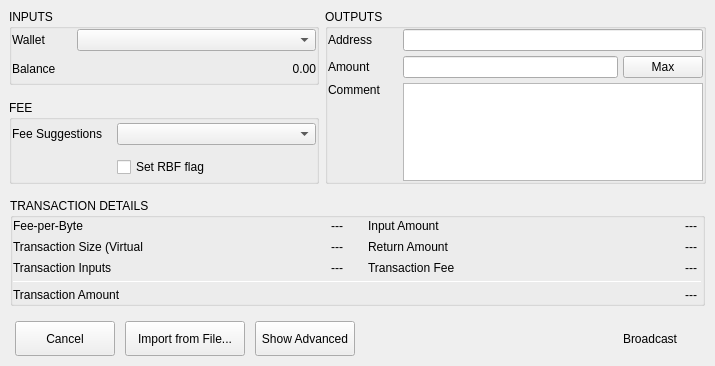
Old version of the form BlockSettleUILib/CreateTransactionDialogSimple.ui in the repository BlockSettle/terminal.
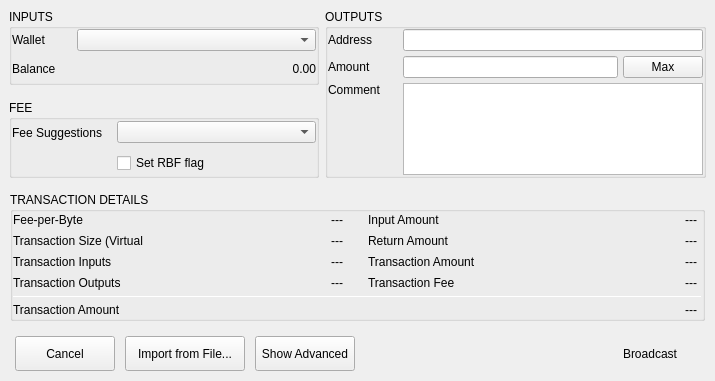
New version of the form.

Commit message: BST-1718 additional TX info in transaction dialog

```diff
--- a/BlockSettleUILib/CreateTransactionDialogSimple.ui
+++ b/BlockSettleUILib/CreateTransactionDialogSimple.ui
@@ -7,7 +7,7 @@
     <x>0</x>
     <y>0</y>
     <width>715</width>
-    <height>366</height>
+    <height>381</height>
    </rect>
   </property>
   <property name="windowTitle">
@@ -1070,6 +1070,34 @@
                        </property>
                       </widget>
                      </item>
+                     <item>
+                      <widget class="QLabel" name="label_17">
+                       <property name="sizePolicy">
+                        <sizepolicy hsizetype="Expanding" vsizetype="Fixed">
+                         <horstretch>0</horstretch>
+                         <verstretch>0</verstretch>
+                        </sizepolicy>
+                       </property>
+                       <property name="minimumSize">
+                        <size>
+                         <width>0</width>
+                         <height>16</height>
+                        </size>
+                       </property>
+                       <property name="maximumSize">
+                        <size>
+                         <width>16777215</width>
+                         <height>16</height>
+                        </size>
+                       </property>
+                       <property name="text">
+                        <string>Transaction Outputs</string>
+                       </property>
+                       <property name="alignment">
+                        <set>Qt::AlignLeading|Qt::AlignLeft|Qt::AlignVCenter</set>
+                       </property>
+                      </widget>
+                     </item>
                     </layout>
                    </widget>
                   </item>
@@ -1199,6 +1227,40 @@
                        </property>
                       </widget>
                      </item>
+                     <item>
+                      <widget class="QLabel" name="labelTXOutputs">
+                       <property name="sizePolicy">
+                        <sizepolicy hsizetype="Expanding" vsizetype="Fixed">
+                         <horstretch>0</horstretch>
+                         <verstretch>0</verstretch>
+                        </sizepolicy>
+                       </property>
+                       <property name="minimumSize">
+                        <size>
+                         <width>0</width>
+                         <height>16</height>
+                        </size>
+                       </property>
+                       <property name="maximumSize">
+                        <size>
+                         <width>16777215</width>
+                         <height>16</height>
+                        </size>
+                       </property>
+                       <property name="text">
+                        <string>---</string>
+                       </property>
+                       <property name="alignment">
+                        <set>Qt::AlignRight|Qt::AlignTrailing|Qt::AlignVCenter</set>
+                       </property>
+                       <property name="indent">
+                        <number>5</number>
+                       </property>
+                       <property name="whiteLabel" stdset="0">
+                        <bool>true</bool>
+                       </property>
+                      </widget>
+                     </item>
                     </layout>
                    </widget>
                   </item>
@@ -1360,6 +1422,34 @@
                        </property>
                       </widget>
                      </item>
+                     <item>
+                      <widget class="QLabel" name="label_16">
+                       <property name="sizePolicy">
+                        <sizepolicy hsizetype="Expanding" vsizetype="Fixed">
+                         <horstretch>0</horstretch>
+                         <verstretch>0</verstretch>
+                        </sizepolicy>
+                       </property>
+                       <property name="minimumSize">
+                        <size>
+                         <width>0</width>
+                         <height>16</height>
+                        </size>
+                       </property>
+                       <property name="maximumSize">
+                        <size>
+                         <width>16777215</width>
+                         <height>16</height>
+                        </size>
+                       </property>
+                       <property name="text">
+                        <string>Transaction Amount</string>
+                       </property>
+                       <property name="alignment">
+                        <set>Qt::AlignLeading|Qt::AlignLeft|Qt::AlignVCenter</set>
+                       </property>
+                      </widget>
+                     </item>
                      <item>
                       <widget class="QLabel" name="label_14">
                        <property name="sizePolicy">
@@ -1483,6 +1573,40 @@
                        </property>
                       </widget>
                      </item>
+                     <item>
+                      <widget class="QLabel" name="labelTransactionAmount">
+                       <property name="sizePolicy">
+                        <sizepolicy hsizetype="Expanding" vsizetype="Fixed">
+                         <horstretch>0</horstretch>
+                         <verstretch>0</verstretch>
+                        </sizepolicy>
+                       </property>
+                       <property name="minimumSize">
+                        <size>
+                         <width>0</width>
+                         <height>16</height>
+                        </size>
+                       </property>
+                       <property name="maximumSize">
+                        <size>
+                         <width>16777215</width>
+                         <height>16</height>
+                        </size>
+                       </property>
+                       <property name="text">
+                        <string>---</string>
+                       </property>
+                       <property name="alignment">
+                        <set>Qt::AlignRight|Qt::AlignTrailing|Qt::AlignVCenter</set>
+                       </property>
+                       <property name="indent">
+                        <number>5</number>
+                       </property>
+                       <property name="whiteLabel" stdset="0">
+                        <bool>true</bool>
+                       </property>
+                      </widget>
+                     </item>
                      <item>
                       <widget class="QLabel" name="labelFee">
                        <property name="sizePolicy">
```
The commit also changes 7 other files.
